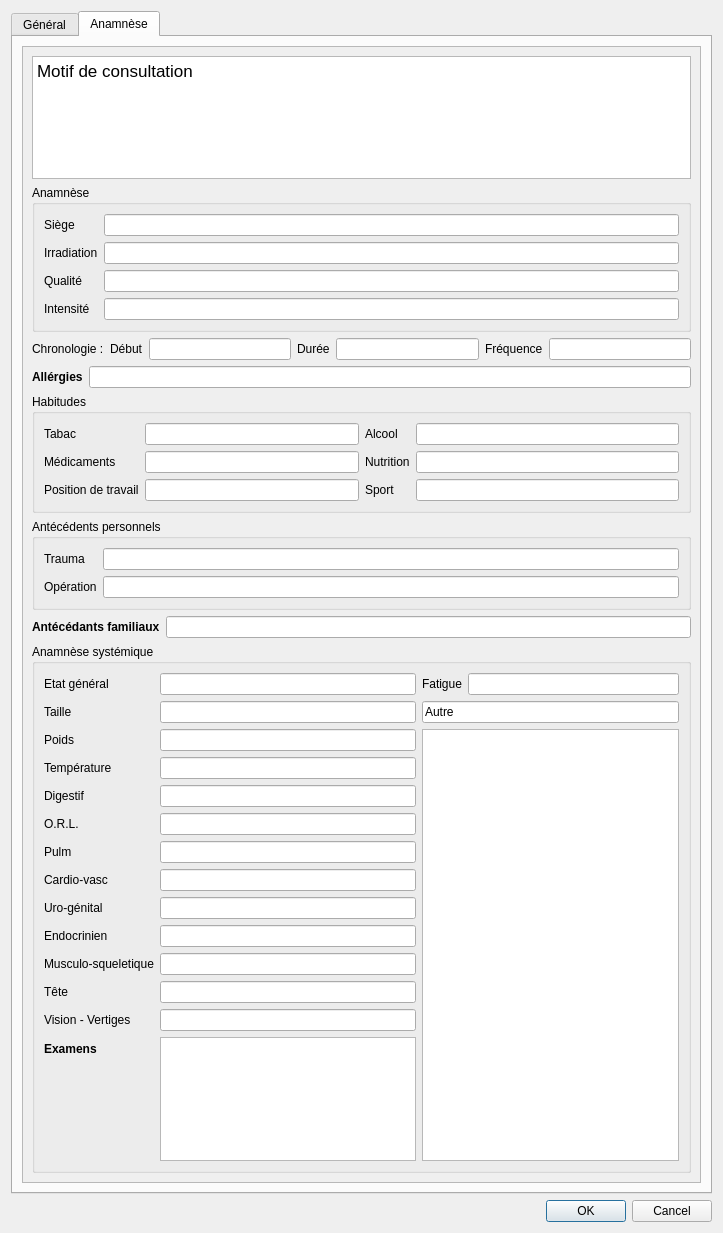
The window that bac_a_sable.ui (iMhack/ChersClients) describes before a commit, drawn with Qt 5.
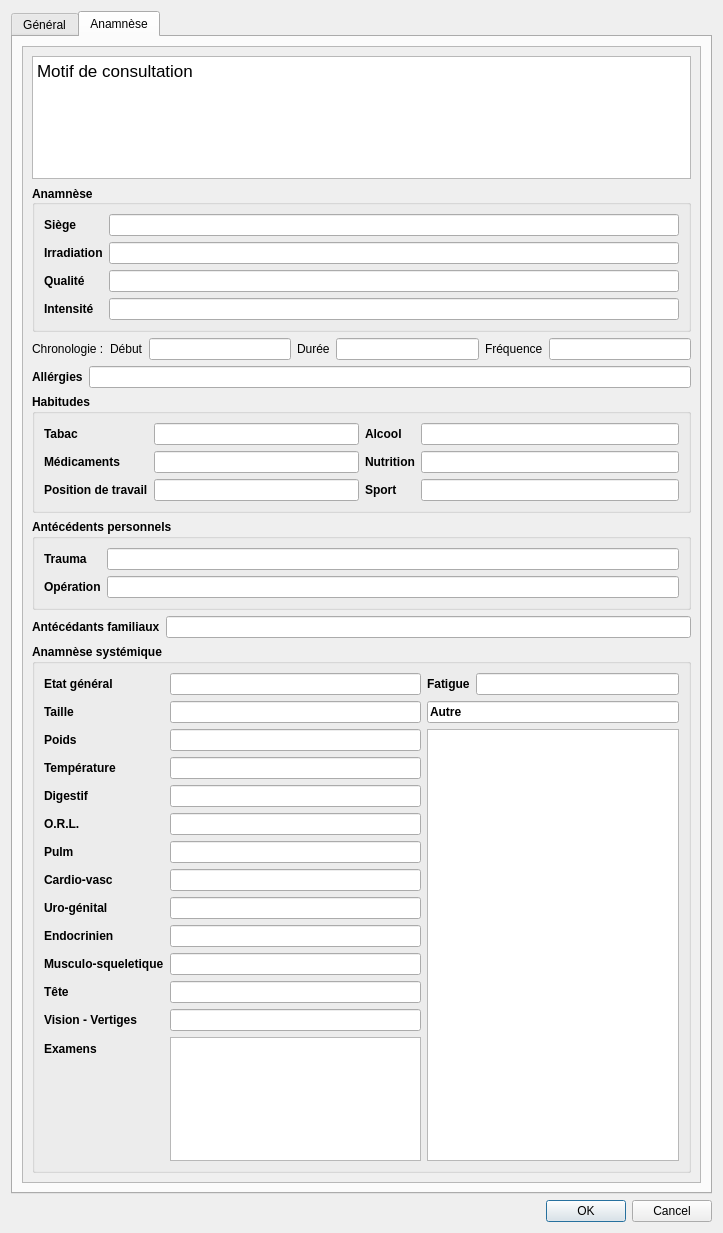
The same window after the commit.

What changed in the file:
```diff
--- a/bac_a_sable.ui
+++ b/bac_a_sable.ui
@@ -212,8 +212,8 @@
            <rect>
             <x>0</x>
             <y>0</y>
-            <width>663</width>
-            <height>1177</height>
+            <width>652</width>
+            <height>1190</height>
            </rect>
           </property>
           <layout class="QVBoxLayout" name="verticalLayout_2">
@@ -242,9 +242,18 @@
            </item>
            <item>
             <widget class="QGroupBox" name="groupBox">
+             <property name="font">
+              <font>
+               <weight>75</weight>
+               <bold>true</bold>
+              </font>
+             </property>
              <property name="title">
               <string>Anamnèse</string>
              </property>
+             <property name="alignment">
+              <set>Qt::AlignLeading|Qt::AlignLeft|Qt::AlignVCenter</set>
+             </property>
              <layout class="QFormLayout" name="formLayout">
               <item row="0" column="0">
                <widget class="QLabel" name="label_2">
@@ -352,6 +361,12 @@
            </item>
            <item>
             <widget class="QGroupBox" name="groupBox_2">
+             <property name="font">
+              <font>
+               <weight>75</weight>
+               <bold>true</bold>
+              </font>
+             </property>
              <property name="title">
               <string>Habitudes</string>
              </property>
@@ -429,6 +444,12 @@
            </item>
            <item>
             <widget class="QGroupBox" name="groupBox_3">
+             <property name="font">
+              <font>
+               <weight>75</weight>
+               <bold>true</bold>
+              </font>
+             </property>
              <property name="title">
               <string>Antécédents personnels</string>
              </property>
@@ -478,6 +499,12 @@
            </item>
            <item>
             <widget class="QGroupBox" name="groupBox_4">
+             <property name="font">
+              <font>
+               <weight>75</weight>
+               <bold>true</bold>
+              </font>
+             </property>
              <property name="title">
               <string>Anamnèse systémique</string>
              </property>
```
Left out of the diff: 52 changed lines with no effect on the pictures.
